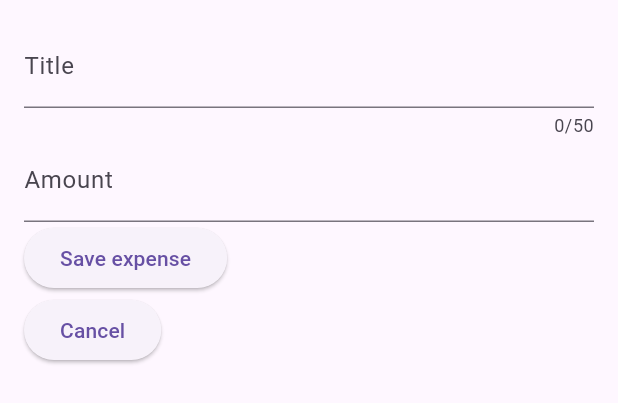
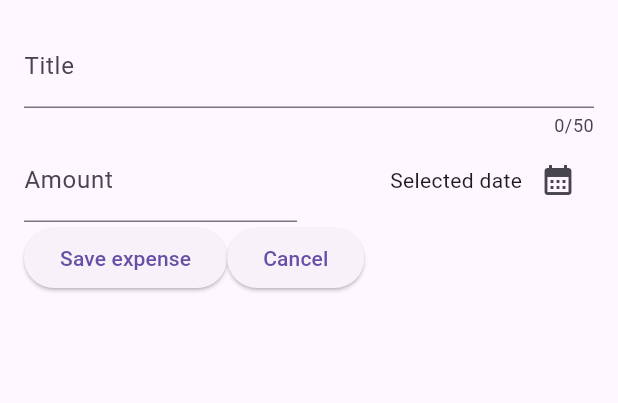
Before and after one commit to sweihmuller/Expense-Tracker, a Flutter app: the NewExpense widget shown alone on an empty page, opened directly, on a phone screen of 412 x 824 dp. Shown: the top 403 px of the screen. Run offline on Flutter 3.47's test engine with Material 3 defaults, Android fonts, the phone set to English and light mode, and no system bars.

Commit message:
Add date picker functionality and enhance amount input in NewExpense widget

```diff
--- a/lib/widgets/new_expense.dart
+++ b/lib/widgets/new_expense.dart
@@ -11,6 +11,19 @@ class NewExpense extends StatefulWidget {
 class _NewExpenseState extends State<NewExpense> {
   final _titleController = TextEditingController();
   String _enteredAmount = '';
+
+  void _presentDatePicker() {
+    final now = DateTime.now();
+    final firstDate = DateTime(now.year - 1, now.month, now.day);
+
+    showDatePicker(
+      context: context,
+      initialDate: now,
+      firstDate: firstDate,
+      lastDate: now,
+    );
+  }
+
   @override
   void dispose() {
     _titleController.dispose();
@@ -32,10 +45,33 @@ class _NewExpenseState extends State<NewExpense> {
             maxLength: 50,
             decoration: InputDecoration(label: Text('Title')),
           ),
-          TextField(
-            keyboardType: TextInputType.number,
-            onChanged: _saveAmountInput,
-            decoration: InputDecoration(label: Text('Amount')),
+          Row(
+            children: [
+              Expanded(
+                child: TextField(
+                  keyboardType: TextInputType.number,
+                  onChanged: _saveAmountInput,
+                  decoration: InputDecoration(
+                    prefixText: '\$ ',
+                    label: Text('Amount'),
+                  ),
+                ),
+              ),
+              const SizedBox(width: 16),
+              Expanded(
+                child: Row(
+                  mainAxisAlignment: MainAxisAlignment.end,
+                  crossAxisAlignment: CrossAxisAlignment.center,
+                  children: [
+                    Text('Selected date'),
+                    IconButton(
+                      onPressed: _presentDatePicker,
+                      icon: const Icon(Icons.calendar_month),
+                    ),
+                  ],
+                ),
+              ),
+            ],
           ),
           Row(
             children: [
@@ -46,11 +82,12 @@ class _NewExpenseState extends State<NewExpense> {
                 },
                 child: const Text('Save expense'),
               ),
-            ],
-          ),
-          Row(
-            children: [
-              ElevatedButton(onPressed: () {}, child: const Text('Cancel')),
+              ElevatedButton(
+                onPressed: () {
+                  Navigator.pop(context);
+                },
+                child: const Text('Cancel'),
+              ),
             ],
           ),
         ],
```
